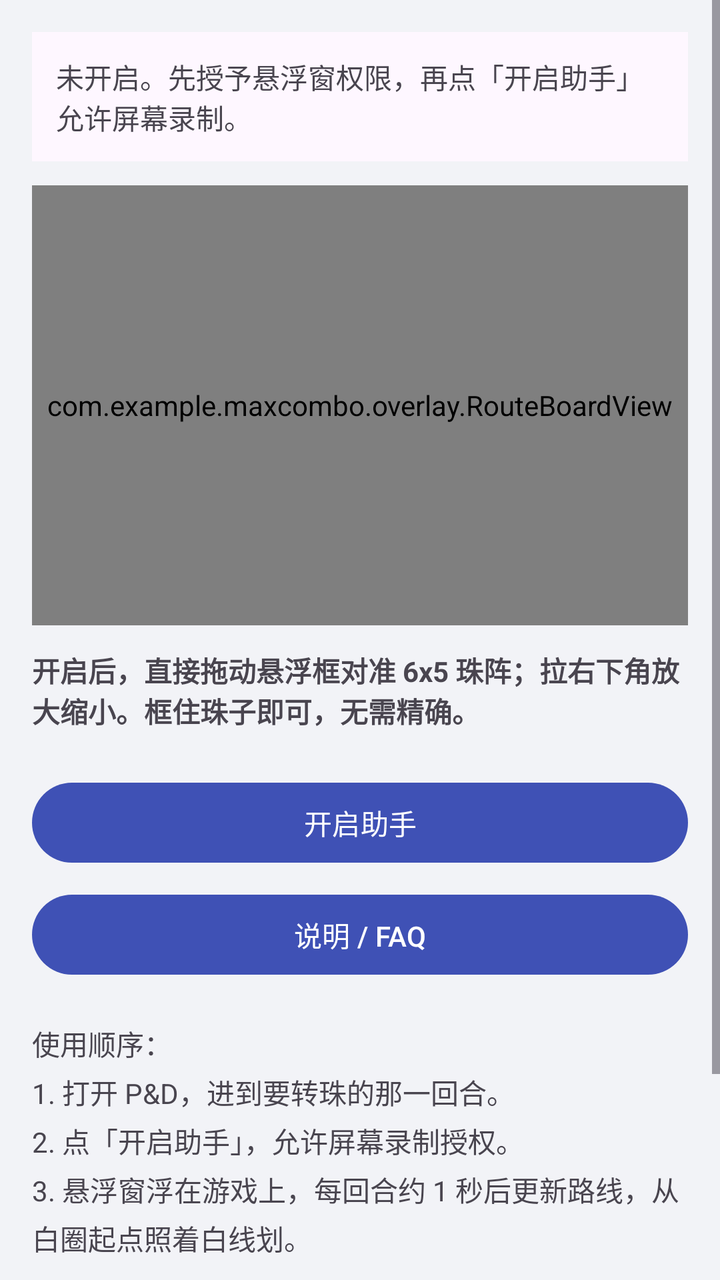
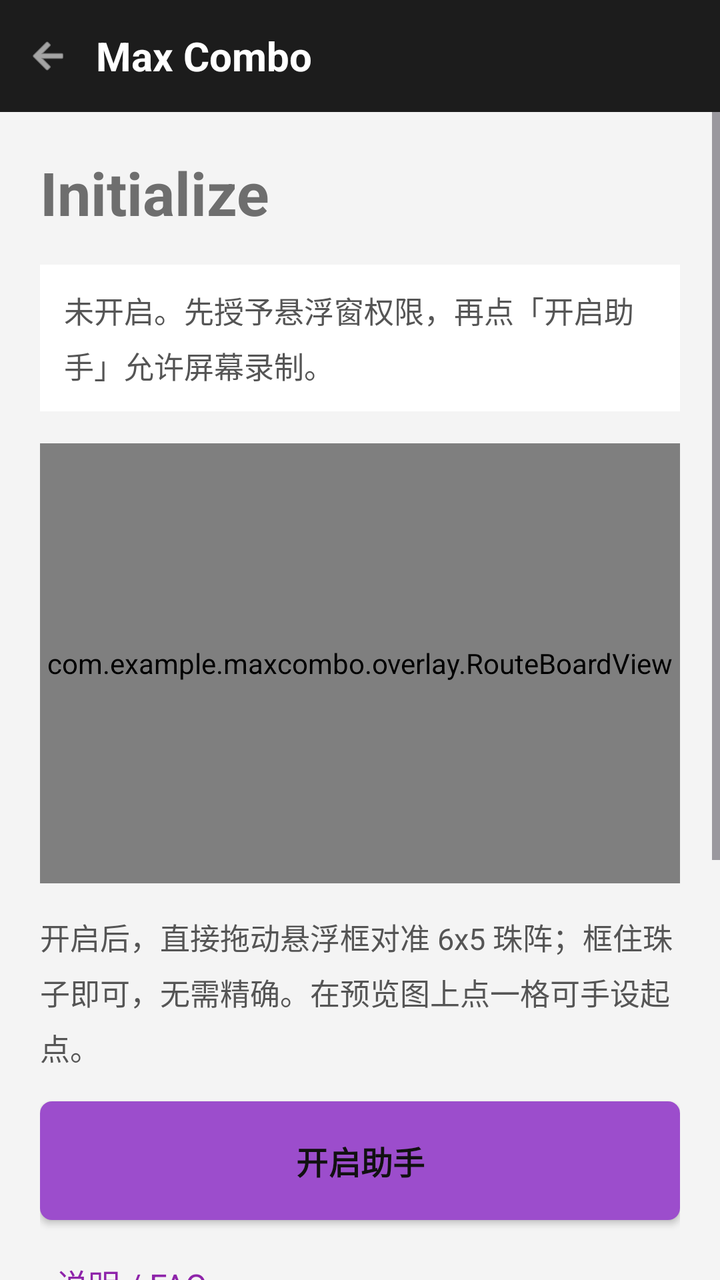

Before-and-after screenshots of an Android layout around one commit, followed by the original layout XML and the change that was made.
<!-- AndroidManifest.xml: application theme Theme.MaxCombo -->
<!-- res/layout/activity_main.xml -->
<?xml version="1.0" encoding="utf-8"?>
<ScrollView xmlns:android="http://schemas.android.com/apk/res/android"
    android:layout_width="match_parent"
    android:layout_height="match_parent"
    android:background="@color/bg">

    <LinearLayout
        android:layout_width="match_parent"
        android:layout_height="wrap_content"
        android:orientation="vertical"
        android:padding="16dp">

        <TextView
            android:id="@+id/statusText"
            android:layout_width="match_parent"
            android:layout_height="wrap_content"
            android:text="未开启。先授予悬浮窗权限，再点「开启助手」允许屏幕录制。"
            android:padding="12dp"
            android:background="?attr/colorSurface"
            android:paddingStart="12dp" android:paddingEnd="12dp"
            android:layout_marginBottom="12dp" />

        <com.example.maxcombo.overlay.RouteBoardView
            android:id="@+id/preview"
            android:layout_width="match_parent"
            android:layout_height="220dp"
            android:background="#1A000000"
            android:layout_marginBottom="12dp" />

        <TextView
            android:layout_width="wrap_content"
            android:layout_height="wrap_content"
            android:text="开启后，直接拖动悬浮框对准 6x5 珠阵；拉右下角放大缩小。框住珠子即可，无需精确。"
            android:textStyle="bold"
            android:layout_marginBottom="6dp" />

        <Button
            android:id="@+id/toggleBtn"
            android:layout_width="match_parent"
            android:layout_height="wrap_content"
            android:layout_marginTop="16dp"
            android:text="开启助手" />

        <Button
            android:id="@+id/btnHelp"
            android:layout_width="match_parent"
            android:layout_height="wrap_content"
            android:layout_marginTop="8dp"
            android:text="说明 / FAQ" />

        <TextView
            android:layout_width="match_parent"
            android:layout_height="wrap_content"
            android:layout_marginTop="20dp"
            android:lineSpacingExtra="4dp"
            android:text="使用顺序：\n1. 打开 P&amp;D，进到要转珠的那一回合。\n2. 点「开启助手」，允许屏幕录制授权。\n3. 悬浮窗浮在游戏上，每回合约 1 秒后更新路线，从白圈起点照着白线划。\n\n注意：识别靠颜色，不同主题/机型可能要微调参考色；天空掉落随机，路线只算你这一步能确定的 combo。这是外部辅助工具，P&amp;D 用户条款不欢迎这类做法，账号风险自担。" />
    </LinearLayout>
</ScrollView>
<!-- resources referenced by this layout -->
<resources>
  <color name="bg">#F2F3F7</color>
  <style name="Theme.MaxCombo" parent="Theme.Material3.DayNight.NoActionBar">
          <item name="colorPrimary">@color/md_primary</item>
          <item name="android:windowBackground">@color/bg</item>
      </style>
  <color name="md_primary">#3F51B5</color>
</resources>

<!-- the commit's change to res/layout/activity_main.xml (unified diff, before → after) -->
@@ -1,58 +1,117 @@
 <?xml version="1.0" encoding="utf-8"?>
-<ScrollView xmlns:android="http://schemas.android.com/apk/res/android"
+<LinearLayout xmlns:android="http://schemas.android.com/apk/res/android"
     android:layout_width="match_parent"
     android:layout_height="match_parent"
-    android:background="@color/bg">
+    android:orientation="vertical"
+    android:background="@color/pageBg">
 
+    
     <LinearLayout
         android:layout_width="match_parent"
-        android:layout_height="wrap_content"
-        android:orientation="vertical"
-        android:padding="16dp">
+        android:layout_height="56dp"
+        android:background="@color/topBar"
+        android:gravity="center_vertical"
+        android:paddingStart="8dp"
+        android:paddingEnd="16dp">
 
-        <TextView
-            android:id="@+id/statusText"
-            android:layout_width="match_parent"
-            android:layout_height="wrap_content"
-            android:text="未开启。先授予悬浮窗权限，再点「开启助手」允许屏幕录制。"
-            android:padding="12dp"
-            android:background="?attr/colorSurface"
-            android:paddingStart="12dp" android:paddingEnd="12dp"
-            android:layout_marginBottom="12dp" />
-
-        <com.example.maxcombo.overlay.RouteBoardView
-            android:id="@+id/preview"
-            android:layout_width="match_parent"
-            android:layout_height="220dp"
-            android:background="#1A000000"
-            android:layout_marginBottom="12dp" />
+        <ImageView
+            android:layout_width="32dp"
+            android:layout_height="32dp"
+            android:padding="6dp"
+            android:src="@android:drawable/ic_menu_back"
+            android:contentDescription="back"
+            android:tint="#FFFFFF" />
 
         <TextView
             android:layout_width="wrap_content"
             android:layout_height="wrap_content"
-            android:text="开启后，直接拖动悬浮框对准 6x5 珠阵；拉右下角放大缩小。框住珠子即可，无需精确。"
-            android:textStyle="bold"
-            android:layout_marginBottom="6dp" />
+            android:layout_marginStart="8dp"
+            android:text="Max Combo"
+            android:textColor="#FFFFFF"
+            android:textSize="20sp"
+            android:textStyle="bold" />
+    </LinearLayout>
 
-        <Button
-            android:id="@+id/toggleBtn"
+    <ScrollView
+        android:layout_width="match_parent"
+        android:layout_height="match_parent"
+        android:background="@color/pageBg">
+
+        <LinearLayout
             android:layout_width="match_parent"
             android:layout_height="wrap_content"
-            android:layout_marginTop="16dp"
-            android:text="开启助手" />
+            android:orientation="vertical"
+            android:padding="20dp">
 
-        <Button
-            android:id="@+id/btnHelp"
-            android:layout_width="match_parent"
-            android:layout_height="wrap_content"
-            android:layout_marginTop="8dp"
-            android:text="说明 / FAQ" />
+            <TextView
+                android:layout_width="wrap_content"
+                android:layout_height="wrap_content"
+                android:text="Initialize"
+                android:textColor="@color/textTitle"
+                android:textSize="30sp"
+                android:textStyle="bold"
+                android:layout_marginBottom="16dp" />
 
-        <TextView
-            android:layout_width="match_parent"
-            android:layout_height="wrap_content"
-            android:layout_marginTop="20dp"
-            android:lineSpacingExtra="4dp"
-            android:text="使用顺序：\n1. 打开 P&amp;D，进到要转珠的那一回合。\n2. 点「开启助手」，允许屏幕录制授权。\n3. 悬浮窗浮在游戏上，每回合约 1 秒后更新路线，从白圈起点照着白线划。\n\n注意：识别靠颜色，不同主题/机型可能要微调参考色；天空掉落随机，路线只算你这一步能确定的 combo。这是外部辅助工具，P&amp;D 用户条款不欢迎这类做法，账号风险自担。" />
-    </LinearLayout>
-</ScrollView>
+            <TextView
+                android:id="@+id/statusText"
+                android:layout_width="match_parent"
+                android:layout_height="wrap_content"
+                android:text="未开启。先授予悬浮窗权限，再点「开启助手」允许屏幕录制。"
+                android:textColor="@color/textBody"
+                android:textSize="15sp"
+                android:lineSpacingExtra="6dp"
+                android:padding="12dp"
+                android:background="#FFFFFF"
+                android:layout_marginBottom="16dp" />
+
+            <com.example.maxcombo.overlay.RouteBoardView
+                android:id="@+id/preview"
+                android:layout_width="match_parent"
+                android:layout_height="220dp"
+                android:background="#1A000000"
+                android:layout_marginBottom="16dp" />
+
+            <TextView
+                android:layout_width="wrap_content"
+                android:layout_height="wrap_content"
+                android:text="开启后，直接拖动悬浮框对准 6x5 珠阵；框住珠子即可，无需精确。在预览图上点一格可手设起点。"
+                android:textColor="@color/textBody"
+                android:textSize="15sp"
+                android:lineSpacingExtra="6dp"
+                android:layout_marginBottom="16dp" />
+
+            <Button
+                android:id="@+id/toggleBtn"
+                android:layout_width="match_parent"
+                android:layout_height="wrap_content"
+                android:background="@drawable/btn_gray"
+                android:textColor="#111111"
+                android:textStyle="bold"
+                android:textAllCaps="true"
+                android:textSize="16sp"
+                android:padding="14dp"
+                android:stateListAnimator="@null"
+                android:elevation="2dp"
+                android:layout_marginBottom="12dp"
+                android:text="开启助手" />
+
+            <TextView
+                android:id="@+id/btnHelp"
+                android:layout_width="wrap_content"
+                android:layout_height="wrap_content"
+                android:text="说明 / FAQ"
+                android:textColor="@color/textLink"
+                android:textSize="16sp"
+                android:padding="8dp"
+                android:layout_marginBottom="20dp" />
+
+            <TextView
+                android:layout_width="match_parent"
+                android:layout_height="wrap_content"
+                android:lineSpacingExtra="6dp"
+                android:textColor="@color/textBody"
+                android:textSize="15sp"
+                android:text="使用顺序：&#10;1. 打开 P&amp;D，进到要转珠的那一回合。&#10;2. 点「开启助手」，允许通知与屏幕录制授权。&#10;3. 悬浮栏选目标、计算量，点「分析」抓帧，照路线拖珠。&#10;&#10;注意：识别靠颜色，不同主题/机型可能要微调参考色；天空掉落随机，路线只算你这一步能确定的 combo。这是外部辅助工具，不读游戏内存、不注入，账号风险自担。" />
+        </LinearLayout>
+    </ScrollView>
+</LinearLayout>
<!-- resource entries referenced after the edit -->
@@ -1,10 +1,33 @@
 <!-- resources referenced by this layout -->
 <resources>
-  <color name="bg">#F2F3F7</color>
+  <color name="pageBg">#F4F4F4</color>
+  <color name="textBody">#555555</color>
+  <color name="textLink">#8E24AA</color>
+  <color name="textTitle">#6E6E6E</color>
+  <color name="topBar">#1C1C1C</color>
+  <!-- drawable btn_gray (drawable) -->
+  <?xml version="1.0" encoding="utf-8"?>
+  <selector xmlns:android="http://schemas.android.com/apk/res/android">
+      <item android:state_pressed="true">
+          <shape android:shape="rectangle">
+              <solid android:color="@color/btnGrayDark" />
+              <corners android:radius="6dp" />
+          </shape>
+      </item>
+      <item>
+          <shape android:shape="rectangle">
+              <solid android:color="@color/btnGray" />
+              <corners android:radius="6dp" />
+          </shape>
+      </item>
+  </selector>
   <style name="Theme.MaxCombo" parent="Theme.Material3.DayNight.NoActionBar">
-          <item name="colorPrimary">@color/md_primary</item>
-          <item name="android:windowBackground">@color/bg</item>
+          <item name="colorPrimary">@color/accentPurple</item>
+          <item name="android:windowBackground">@color/pageBg</item>
+          <item name="android:statusBarColor">@color/topBar</item>
       </style>
-  <color name="md_primary">#3F51B5</color>
+  <color name="btnGrayDark">#B8B8B8</color>
+  <color name="btnGray">#C7C7C7</color>
+  <color name="accentPurple">#9C4DCC</color>
 </resources>
 
